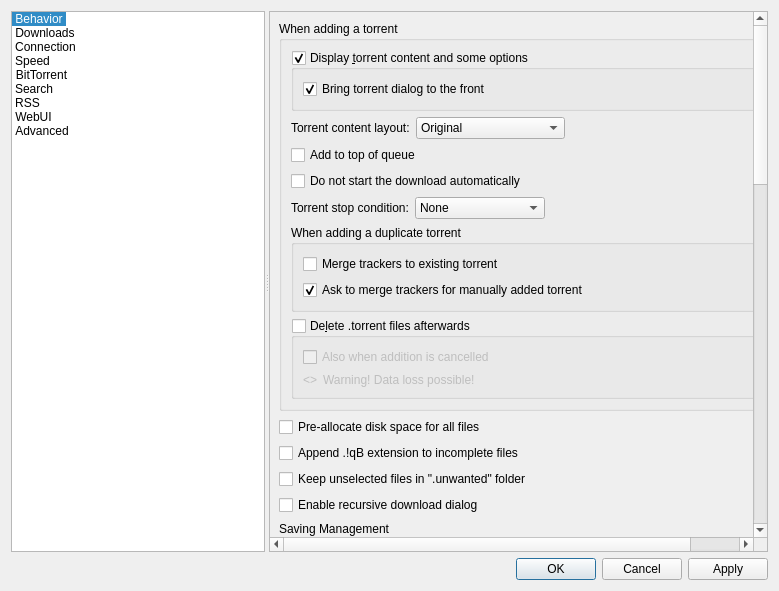
Qt form src/gui/optionsdialog.ui (qbutt-org/qbutt) before a commit.
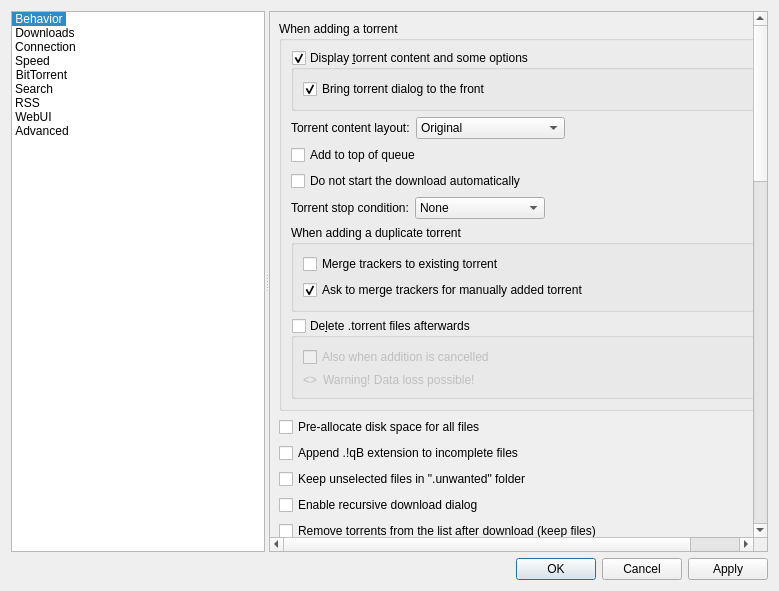
The same form after that commit. The open tabs and pages were chosen to show the change. Icons and pictures are not drawn. Custom widgets are drawn as their Qt base class.

Commit message: Add completed torrent removal checkbox

```diff
--- a/src/gui/optionsdialog.ui
+++ b/src/gui/optionsdialog.ui
@@ -1213,6 +1213,13 @@
               </property>
              </widget>
             </item>
+            <item>
+             <widget class="QCheckBox" name="checkAutoRemoveCompletedTorrents">
+              <property name="text">
+               <string>Remove torrents from the list after download (keep files)</string>
+              </property>
+             </widget>
+            </item>
             <item>
              <widget class="QGroupBox" name="groupSavingManagement">
               <property name="title">
```
The commit also changes 5 other files.
